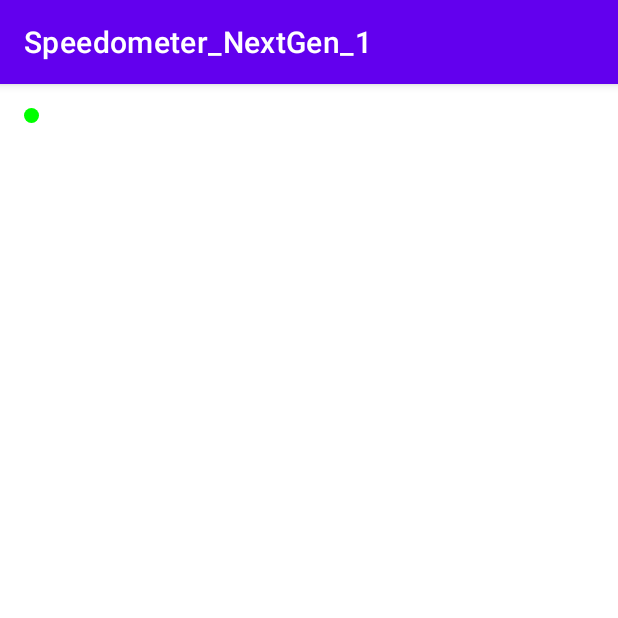
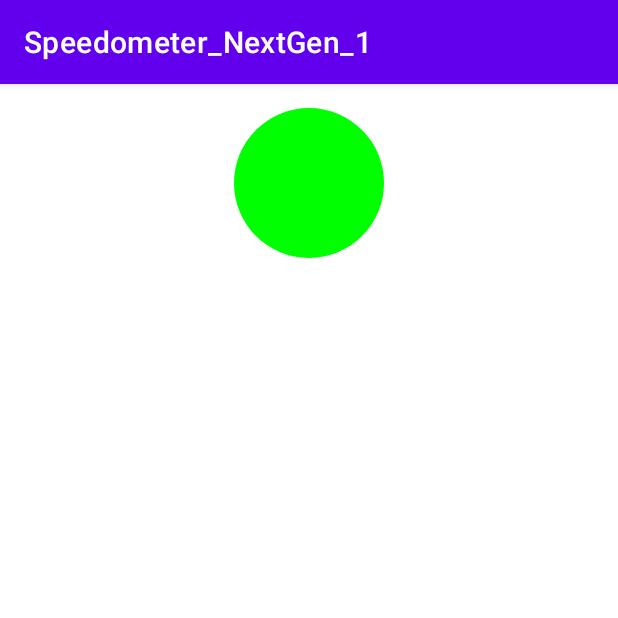
Before and after one commit to Brombeerkralle/Speedometer_NextGen_1, an Android app: the DebugSettingsActivity screen opened directly, with no data from a screen before it, on a phone screen of 412 x 824 dp, the top half of it. Run offline under Robolectric (Android 15) with nearby library versions, the phone set to English and light mode, and no system bars.

```diff
--- a/app/src/main/java/com/example/speedometer_nextgen_1/DebugSettingsActivity.kt
+++ b/app/src/main/java/com/example/speedometer_nextgen_1/DebugSettingsActivity.kt
@@ -29,9 +29,6 @@ class DebugSettingsActivity : AppCompatActivity() {
         setContentView(binding.root)
 
         setupMenuControls()
-
-        setupMenuControls()
-
 
 
         // Update indicator light based on media player state
--- a/app/src/main/res/layout/activity_debug_settings.xml
+++ b/app/src/main/res/layout/activity_debug_settings.xml
@@ -9,8 +9,9 @@
     <!-- Indicator Light -->
     <View
         android:id="@+id/indicatorLight"
-        android:layout_width="10dp"
-        android:layout_height="10dp"
+        android:layout_width="100dp"
+        android:layout_height="100dp"
+        android:layout_gravity="center_horizontal"
         android:background="@drawable/circle_shape" />
 
 </LinearLayout>
```
Also changed, not shown: app/src/main/java/com/example/speedometer_nextgen_1/MainActivity.kt (+9 -4 lines), app/src/main/java/com/example/speedometer_nextgen_1/VolumeControlManager.kt (+5 -3 lines).
